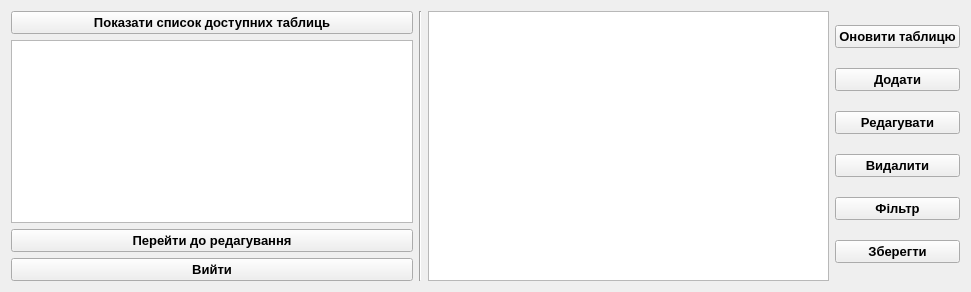
Before: the Qt Designer form menu.ui in Instrate/Python_ODBC_Lab, drawn with Qt 5.
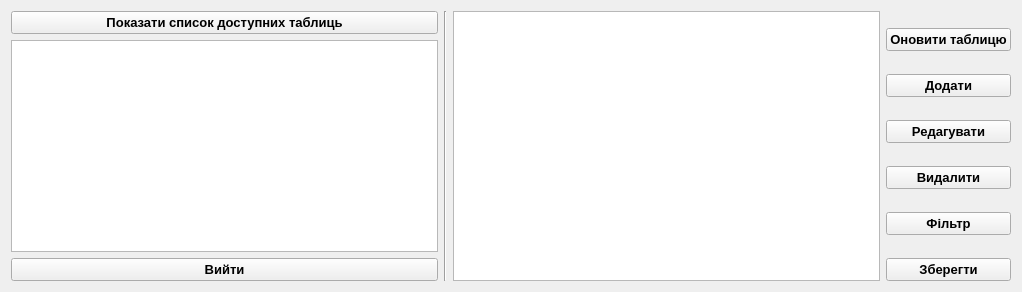
After: the same form once the commit is applied.

What changed in the file:
```diff
--- a/menu.ui
+++ b/menu.ui
@@ -6,7 +6,7 @@
    <rect>
     <x>0</x>
     <y>0</y>
-    <width>971</width>
+    <width>1022</width>
     <height>292</height>
    </rect>
   </property>
@@ -37,7 +37,7 @@
      </property>
     </widget>
    </item>
-   <item row="0" column="1" rowspan="4">
+   <item row="0" column="1" rowspan="3">
     <widget class="Line" name="line">
      <property name="autoFillBackground">
       <bool>false</bool>
@@ -47,10 +47,7 @@
      </property>
     </widget>
    </item>
-   <item row="0" column="2" rowspan="4">
-    <widget class="QTableView" name="table"/>
-   </item>
-   <item row="0" column="3" rowspan="4">
+   <item row="0" column="3" rowspan="2">
     <layout class="QVBoxLayout" name="verticalLayout">
      <item>
       <widget class="QPushButton" name="buttonRefresh">
@@ -87,13 +84,6 @@
        </property>
       </widget>
      </item>
-     <item>
-      <widget class="QPushButton" name="buttonSave">
-       <property name="text">
-        <string>Зберегти</string>
-       </property>
-      </widget>
-     </item>
     </layout>
    </item>
    <item row="1" column="0">
@@ -109,21 +99,6 @@
     </widget>
    </item>
    <item row="2" column="0">
-    <widget class="QPushButton" name="buttonStartEditing">
-     <property name="font">
-      <font>
-       <family>Arial</family>
-       <pointsize>10</pointsize>
-       <weight>75</weight>
-       <bold>true</bold>
-      </font>
-     </property>
-     <property name="text">
-      <string>Перейти до редагування</string>
-     </property>
-    </widget>
-   </item>
-   <item row="3" column="0">
     <widget class="QPushButton" name="buttonExit">
      <property name="font">
       <font>
@@ -138,6 +113,16 @@
      </property>
     </widget>
    </item>
+   <item row="2" column="3">
+    <widget class="QPushButton" name="buttonSave">
+     <property name="text">
+      <string>Зберегти</string>
+     </property>
+    </widget>
+   </item>
+   <item row="0" column="2" rowspan="3">
+    <widget class="QTableWidget" name="Table"/>
+   </item>
   </layout>
  </widget>
  <resources/>
```
Left out of the diff: 2 changed lines with no effect on the pictures.
